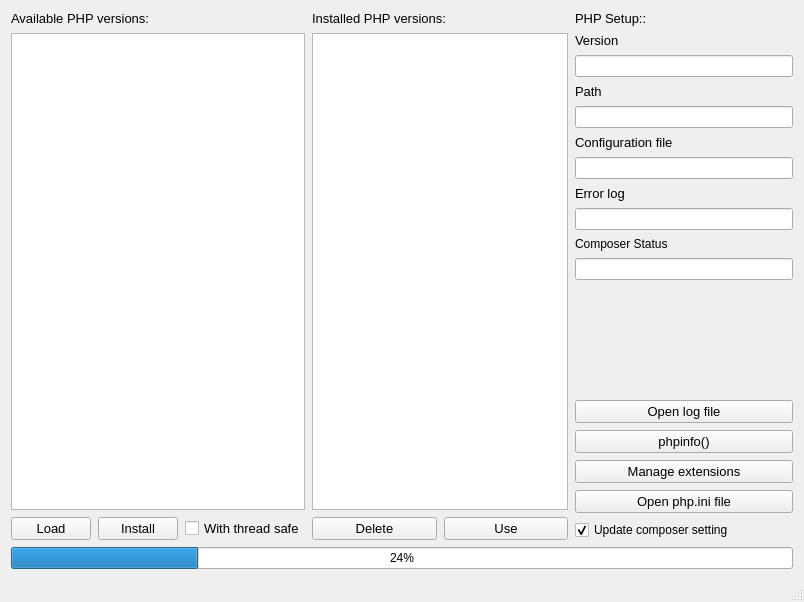
The window that design.ui (donmbelembe/php-installer) describes before a commit, drawn with Qt 5.
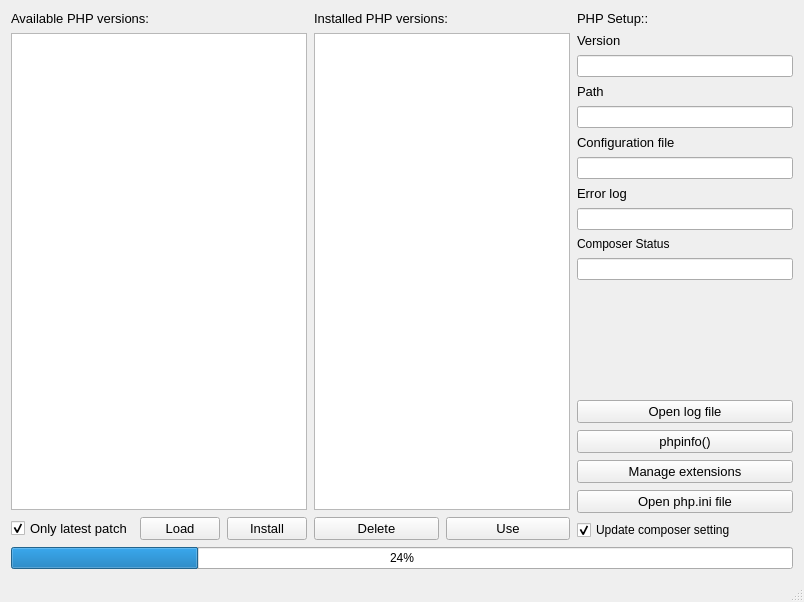
The same window after the commit. Icons and pictures are not drawn.

The edit to the form file:
```diff
--- a/design.ui
+++ b/design.ui
@@ -50,6 +50,21 @@
         </item>
         <item>
          <layout class="QHBoxLayout" name="horizontalLayout_2">
+          <item>
+           <widget class="QCheckBox" name="latestPatchcheckBox">
+            <property name="font">
+             <font>
+              <pointsize>10</pointsize>
+             </font>
+            </property>
+            <property name="text">
+             <string>Only latest patch</string>
+            </property>
+            <property name="checked">
+             <bool>true</bool>
+            </property>
+           </widget>
+          </item>
           <item>
            <widget class="QPushButton" name="loadBtn">
             <property name="font">
@@ -74,18 +89,6 @@
             </property>
            </widget>
           </item>
-          <item>
-           <widget class="QCheckBox" name="withTScheckBox">
-            <property name="font">
-             <font>
-              <pointsize>10</pointsize>
-             </font>
-            </property>
-            <property name="text">
-             <string>With thread safe</string>
-            </property>
-           </widget>
-          </item>
          </layout>
         </item>
        </layout>
```
